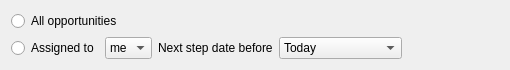
First picture: the form in client/src/pages/opportunityfilterwidget.ui, repository KDAB/FatCRM, before the edit.
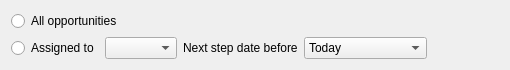
Second picture: the form after the edit.

```diff
--- a/client/src/pages/opportunityfilterwidget.ui
+++ b/client/src/pages/opportunityfilterwidget.ui
@@ -31,13 +31,7 @@
       </widget>
      </item>
      <item>
-      <widget class="QComboBox" name="cbAssignee">
-       <item>
-        <property name="text">
-         <string>me</string>
-        </property>
-       </item>
-      </widget>
+      <widget class="QComboBox" name="cbAssignee"/>
      </item>
      <item>
       <widget class="QLabel" name="label">
```
